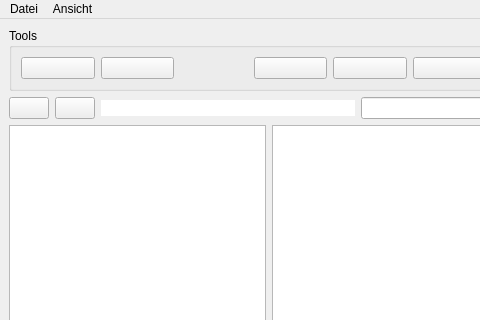
The window that stegano_gui/mainwindow.ui (Bonoolu/SteganoFS) describes before a commit, drawn with Qt 5; both pictures show x 0 to 480 and y 0 to 320 of the 800 by 600 pixel window.
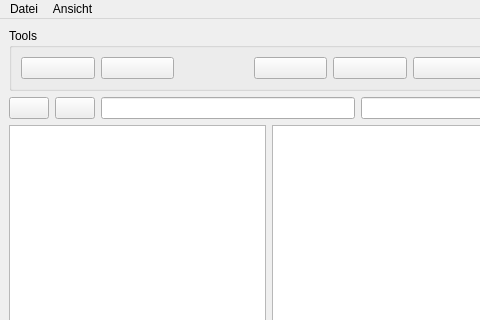
The same window after the commit. Icons and pictures are not drawn.

Commit message: improved stylesheets, started with implementation of back- and forth-buttons

The edit to the form file:
```diff
--- a/stegano_gui/mainwindow.ui
+++ b/stegano_gui/mainwindow.ui
@@ -288,10 +288,7 @@
         <item>
          <widget class="QLineEdit" name="pathLineEdit">
           <property name="styleSheet">
-           <string notr="true">QLineEdit {
-	border-radius: 20px;
-
-}</string>
+           <string notr="true"/>
           </property>
          </widget>
         </item>
```
The commit also changes 4 other files.
